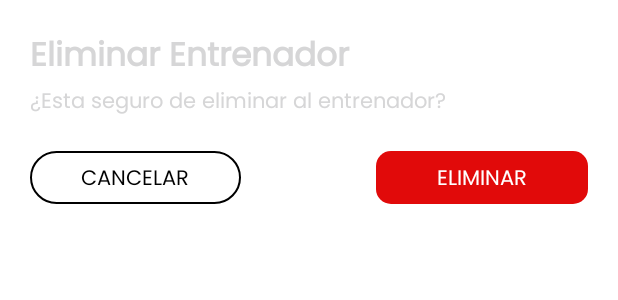
After one commit to SebastianRodriguez14/gym-android-adm, an Android app: the layout bottom_sheet_dialog_delete_trainer.xml on its own in the app's theme, with its tools: preview values and no code run, on a phone screen of 412 x 824 dp. The commit adds this screen. Shown: the top 300 px of the screen. Run offline under Robolectric (Android 15) with nearby library versions, the phone set to English and light mode, and no system bars.

Commit message:
layout-trainer-delete

```diff
--- a/app/src/main/java/com/tecfit/gym_android_adm/fragments/adapter/TrainerAdapter.kt
+++ b/app/src/main/java/com/tecfit/gym_android_adm/fragments/adapter/TrainerAdapter.kt
@@ -8,11 +8,11 @@ import com.tecfit.gym_android_adm.R
 import com.tecfit.gym_android_adm.fragments.ListTrainersFragment
 import com.tecfit.gym_android_adm.models.Trainer
 
-class TrainerAdapter(private val trainerList:List<Trainer>, val bottomSheetDialog: BottomSheetDialog) : RecyclerView.Adapter<TrainerViewHolder>(){
+class TrainerAdapter(private val trainerList:List<Trainer>, val bottomSheetDialoUpdate: BottomSheetDialog, val bottomSheetDialogDelete: BottomSheetDialog) : RecyclerView.Adapter<TrainerViewHolder>(){
 
     override fun onCreateViewHolder(parent: ViewGroup, viewType:Int):TrainerViewHolder{
         val layoutInflater = LayoutInflater.from(parent.context)
-        return TrainerViewHolder(layoutInflater.inflate(R.layout.item_trainers,parent,false), bottomSheetDialog)
+        return TrainerViewHolder(layoutInflater.inflate(R.layout.item_trainers,parent,false), bottomSheetDialoUpdate, bottomSheetDialogDelete)
     }
 
     override fun onBindViewHolder(holder:TrainerViewHolder, position:Int){
--- a/app/src/main/res/drawable/shape_button_cancelar.xml
+++ b/app/src/main/res/drawable/shape_button_cancelar.xml
@@ -3,5 +3,5 @@
     android:shape="rectangle">
     <solid android:color="@android:color/transparent"/>
     <stroke android:color="@color/black" android:width="1dp"/>
-    <corners android:radius="10dp"/>
+    <corners android:radius="25dp"/>
 </shape>
--- /dev/null
+++ b/app/src/main/res/layout/bottom_sheet_dialog_delete_trainer.xml
@@ -0,0 +1,82 @@
+<?xml version="1.0" encoding="utf-8"?>
+<FrameLayout xmlns:android="http://schemas.android.com/apk/res/android"
+    xmlns:tools="http://schemas.android.com/tools"
+    android:layout_width="match_parent"
+    android:layout_height="match_parent">
+
+    <LinearLayout
+        android:layout_width="match_parent"
+        android:layout_height="wrap_content"
+        android:gravity="center_vertical"
+        android:orientation="vertical"
+        android:background="@drawable/shape_user_background">
+        <LinearLayout
+            android:id="@+id/delete_trainer_dialog"
+            android:layout_width="match_parent"
+            android:layout_height="wrap_content"
+            android:layout_margin="10dp"
+            android:gravity="center_vertical"
+            android:orientation="vertical"
+            android:padding="10dp"
+            tools:ignore="MissingConstraints"
+            tools:layout_editor_absoluteX="28dp">
+
+            <TextView
+                android:layout_width="match_parent"
+                android:layout_height="wrap_content"
+                android:fontFamily="@font/poppins_regular"
+                android:text="Eliminar Entrenador"
+                android:textColor="@color/dark_bg_color"
+                android:textSize="22sp"
+                android:textStyle="bold" />
+
+            <TextView
+                android:layout_width="match_parent"
+                android:layout_height="wrap_content"
+                android:fontFamily="@font/poppins_regular"
+                android:text="¿Esta seguro de eliminar al entrenador?"
+                android:textAlignment="textStart"
+                android:textColor="@color/dark_bg_color"
+                android:textSize="14sp" />
+
+            <LinearLayout
+                android:layout_width="match_parent"
+                android:layout_height="wrap_content"
+                android:layout_marginTop="20dp"
+                android:layout_marginBottom="30dp"
+                android:gravity="center"
+                android:orientation="horizontal">
+
+                <TextView
+                    android:id="@+id/delete_trainer_cancel"
+                    android:layout_width="135dp"
+                    android:layout_height="35dp"
+                    android:layout_weight="1"
+                    android:background="@drawable/shape_button_cancelar"
+                    android:fontFamily="@font/poppins"
+                    android:gravity="center"
+                    android:paddingTop="3dp"
+                    android:text="CANCELAR"
+                    android:textColor="@color/black" />
+
+                <TextView
+                    android:id="@+id/delete_trainer_delete"
+                    android:layout_width="135dp"
+                    android:layout_height="35dp"
+                    android:layout_gravity="center"
+                    android:layout_marginStart="90dp"
+                    android:layout_weight="1"
+                    android:background="@drawable/shape_button_registrar"
+                    android:fontFamily="@font/poppins"
+                    android:gravity="center"
+                    android:paddingTop="3dp"
+                    android:text="ELIMINAR"
+                    android:textColor="@color/white" />
+            </LinearLayout>
+        </LinearLayout>
+
+    </LinearLayout>
+
+
+
+</FrameLayout>
--- a/app/src/main/res/layout/fragment_trainers.xml
+++ b/app/src/main/res/layout/fragment_trainers.xml
@@ -64,4 +64,5 @@
     </LinearLayout>
 
 
+
 </FrameLayout>
```
Also changed, not shown: app/src/main/java/com/tecfit/gym_android_adm/fragments/ListTrainersFragment.kt (+15 -1 lines), app/src/main/java/com/tecfit/gym_android_adm/fragments/adapter/TrainerViewHolder.kt (+19 -3 lines), app/src/main/res/drawable/shape_delete_input_trainer.xml (added, +14 -0 lines), app/src/main/res/layout/item_trainers.xml (+29 -1 lines).
